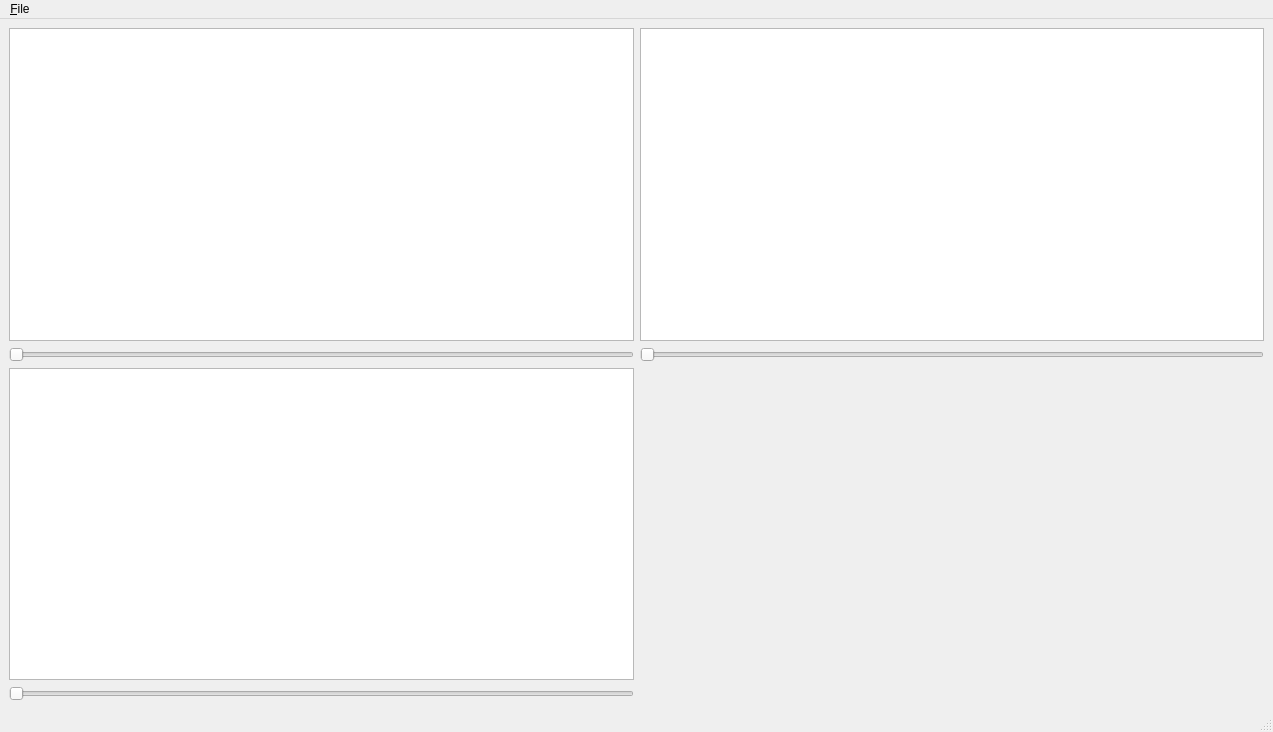
Before: the Qt Designer form mainwindow.ui in nifti-viewer/nifti-viewer, drawn with Qt 5.
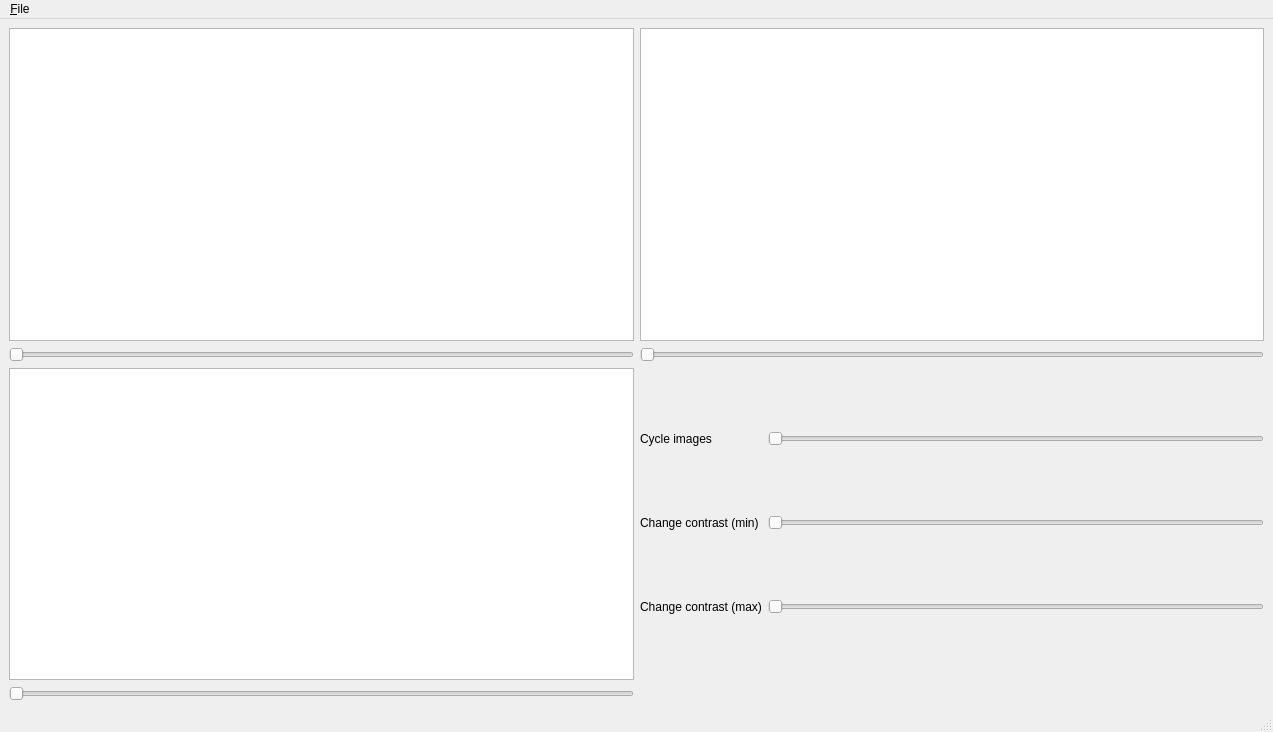
After: the same form once the commit is applied.

Commit message: Add image cycling slider

```diff
--- a/mainwindow.ui
+++ b/mainwindow.ui
@@ -45,6 +45,52 @@
     <item row="0" column="1">
      <widget class="QGraphicsView" name="image_viewer_1"/>
     </item>
+       <item row="2" column="1">
+           <layout class="QGridLayout" name="grid_layout">
+               <item row="1" column="1">
+                   <widget class="QLabel" name="image_cycle_label">
+                       <property name="text">
+                           <string>Cycle images</string>
+                       </property>
+                   </widget>
+               </item>
+               <item row="1" column="2">
+                   <widget class="QSlider" name="image_cycle_slider">
+                       <property name="orientation">
+                           <enum>Qt::Horizontal</enum>
+                       </property>
+                   </widget>
+               </item>
+               <item row="2" column="2">
+                   <widget class="QSlider" name="image_contrast_min_slider">
+                       <property name="orientation">
+                           <enum>Qt::Horizontal</enum>
+                       </property>
+                   </widget>
+               </item>
+               <item row="2" column="1">
+                   <widget class="QLabel" name="image_contrast_min_label">
+                       <property name="text">
+                           <string>Change contrast (min)</string>
+                       </property>
+                   </widget>
+               </item>
+               <item row="3" column="2">
+                   <widget class="QSlider" name="image_contrast_max_slider">
+                       <property name="orientation">
+                           <enum>Qt::Horizontal</enum>
+                       </property>
+                   </widget>
+               </item>
+               <item row="3" column="1">
+                   <widget class="QLabel" name="image_contrst_max_label">
+                       <property name="text">
+                           <string>Change contrast (max)</string>
+                       </property>
+                   </widget>
+               </item>
+           </layout>
+       </item>
    </layout>
   </widget>
   <widget class="QMenuBar" name="menubar">
```
The commit also changes 1 other file.
